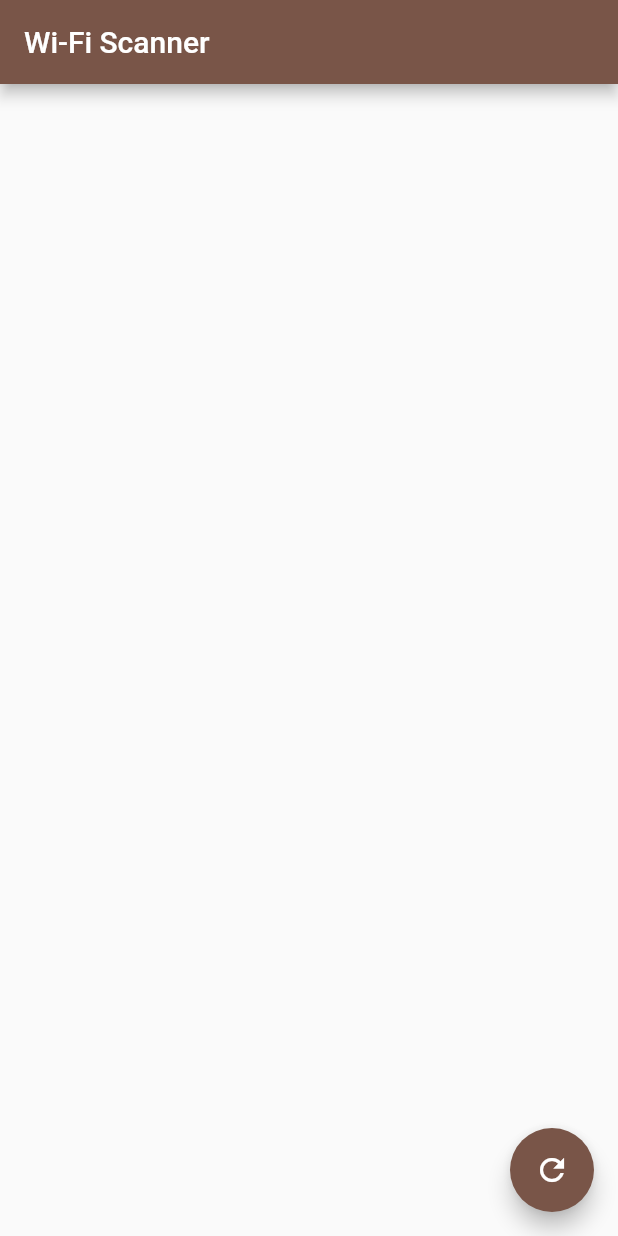
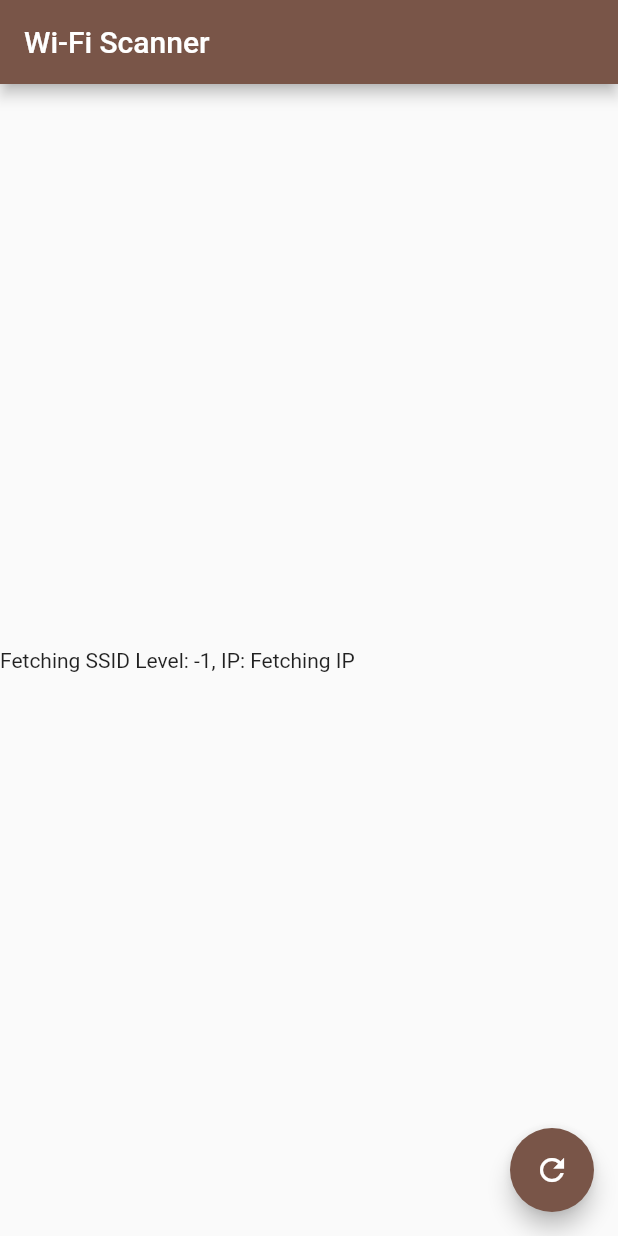
Before and after one commit to Deep27/wifi-scanner, a Flutter app: the screen it shows after launch, after a tap on the "refresh" icon, on a phone screen of 412 x 824 dp. Run offline on Flutter 3.47's test engine with Material 2 defaults, Android fonts, the phone set to English and light mode, and no system bars; our stand-ins replace logger; missing offline and left inert: wifi.

Commit message:
Updating some of wifi data.

```diff
--- a/lib/widget/home_page.dart
+++ b/lib/widget/home_page.dart
@@ -6,24 +6,16 @@ import 'package:wifi_scanner/widget/wifi_spot_list_element.dart';
 final Logger _log = Logger();
 
 class HomePage extends StatefulWidget {
-  String ssid;
-  int level;
-  String ip;
-  var result;
-  List<WifiResult> wifiResults;
-
   @override
   _HomePageState createState() => _HomePageState();
 }
 
 class _HomePageState extends State<HomePage> {
   String _ssid = 'Fetching SSID';
-
-  // String ssid = await Wifi.ssid;
-  // int level = await Wifi.level;
-  // String ip = await Wifi.ip;
-  // var result = Wifi.connection('ssid', 'password');
-  // List<WifiResult> list = await Wifi.list('key');
+  int _level = -1;
+  String _ip = 'Fetching IP';
+  var _result;
+  final List<WifiResult> _wifiResults = [];
 
   @override
   initState() {
@@ -32,12 +24,21 @@ class _HomePageState extends State<HomePage> {
   }
 
   void _fetchData() async {
-    _log.i('SSID: $_ssid');
+    _log.i('SSID: $_ssid, Level: $_level, IP: $_ip');
     String ssid = await Wifi.ssid;
+    int level = await Wifi.level;
+    String ip = await Wifi.ip;
+    // var result = Wifi.connection('ssid', 'password');
+    List<WifiResult> results = await Wifi.list('key');
     setState(() {
       _ssid = ssid;
+      _level = level;
+      _ip = ip;
+      // _result = result;
+      _wifiResults.clear();
+      _wifiResults.addAll(results);
     });
-    _log.i('SSID: $_ssid');
+    _log.i('SSID: $_ssid, Level: $_level, IP: $_ip');
   }
 
   @override
@@ -50,7 +51,7 @@ class _HomePageState extends State<HomePage> {
         child: Column(
           mainAxisAlignment: MainAxisAlignment.center,
           children: <Widget>[
-            WifiSpotListElement(_ssid),
+            WifiSpotListElement(_ssid, _level, _ip, _result, _wifiResults),
           ],
         ),
       ),
--- a/lib/widget/wifi_spot_list_element.dart
+++ b/lib/widget/wifi_spot_list_element.dart
@@ -1,13 +1,20 @@
 import 'package:flutter/material.dart';
+import 'package:wifi/wifi.dart';
 
 class WifiSpotListElement extends StatelessWidget {
+  final String _name;
+  final int _level;
+  final String _ip;
+  final _result;
+  final List<WifiResult> _results;
 
-  final String _name;
-
-  WifiSpotListElement(this._name);
+  WifiSpotListElement(
+      this._name, this._level, this._ip, this._result, this._results);
 
   @override
   Widget build(BuildContext context) {
-    return Text(_name);
+    return Container(
+      child: Text('$_name Level: $_level, IP: $_ip'),
+    );
   }
 }
```
